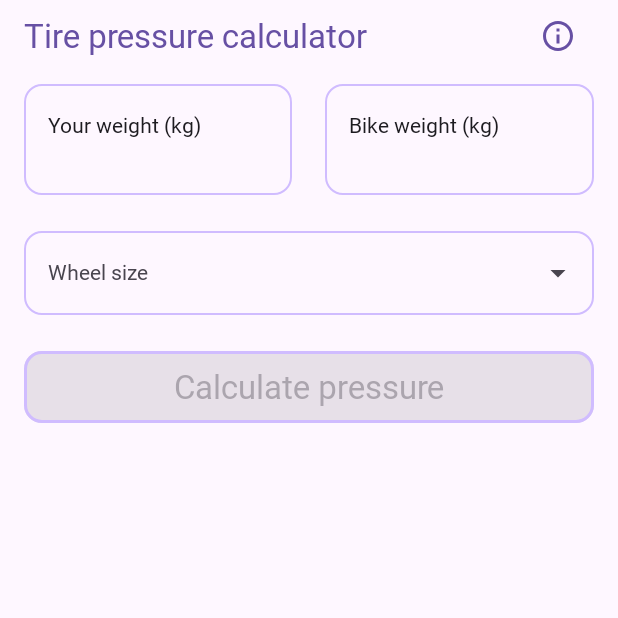
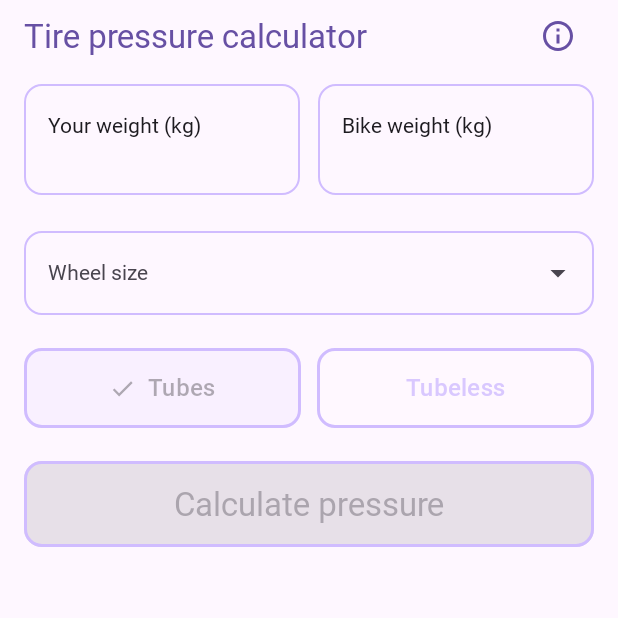
Before and after one commit to filin2hat/BikeCalc, an Android app built with Jetpack Compose: the screen it shows after launch (MainActivity), on a phone screen of 412 x 824 dp, the top half of it. Run offline under Robolectric (Android 15) with nearby library versions, the phone set to English and light mode, and no system bars; our stand-ins replace Dagger/Hilt's generated code.

Commit message:
Реализация расчета для полес с камерой / без камеры.

```diff
--- /dev/null
+++ b/app/src/main/kotlin/dev/filinhat/bikecalc/common/enums/tube/TubeType.kt
@@ -0,0 +1,6 @@
+package dev.filinhat.bikecalc.common.enums.tube
+
+enum class TubeType {
+    TUBES,
+    TUBELESS,
+}
--- /dev/null
+++ b/app/src/main/kotlin/dev/filinhat/bikecalc/data/model/PressureCalcResult.kt
@@ -0,0 +1,16 @@
+package dev.filinhat.bikecalc.data.model
+
+/**
+ * Результат расчета давления велосипеда
+ *
+ * @property tubesFront давление переднего колёса с камерой
+ * @property tubesRear давление заднего колёса с камерой
+ * @property tubelessFront давление переднего колёса без камеры
+ * @property tubelessRear давление заднего колёса без камеры
+ */
+data class PressureCalcResult(
+    val tubesFront: Double = 0.0,
+    val tubesRear: Double = 0.0,
+    val tubelessFront: Double = 0.0,
+    val tubelessRear: Double = 0.0,
+)
--- a/app/src/main/kotlin/dev/filinhat/bikecalc/data/repository/PressureCalcRepository.kt
+++ b/app/src/main/kotlin/dev/filinhat/bikecalc/data/repository/PressureCalcRepository.kt
@@ -2,6 +2,7 @@ package dev.filinhat.bikecalc.data.repository
 
 import dev.filinhat.bikecalc.common.enums.tire.TireSize
 import dev.filinhat.bikecalc.common.enums.wheel.WheelSize
+import dev.filinhat.bikecalc.data.model.PressureCalcResult
 import kotlinx.coroutines.flow.Flow
 
 /**
@@ -13,5 +14,5 @@ interface PressureCalcRepository {
         bikeWeight: Double,
         wheelSize: WheelSize,
         tireSize: TireSize,
-    ): Flow<Pair<Double, Double>>
+    ): Flow<PressureCalcResult>
 }
--- a/app/src/main/kotlin/dev/filinhat/bikecalc/presentation/screen/pressure/PressureCalculatorScreen.kt
+++ b/app/src/main/kotlin/dev/filinhat/bikecalc/presentation/screen/pressure/PressureCalculatorScreen.kt
@@ -5,7 +5,6 @@ import android.widget.Toast
 import androidx.compose.animation.AnimatedVisibility
 import androidx.compose.animation.expandVertically
 import androidx.compose.animation.shrinkVertically
-import androidx.compose.foundation.BorderStroke
 import androidx.compose.foundation.background
 import androidx.compose.foundation.layout.Arrangement
 import androidx.compose.foundation.layout.Box
@@ -14,15 +13,12 @@ import androidx.compose.foundation.layout.Row
 import androidx.compose.foundation.layout.Spacer
 import androidx.compose.foundation.layout.fillMaxSize
 import androidx.compose.foundation.layout.fillMaxWidth
-import androidx.compose.foundation.layout.height
 import androidx.compose.foundation.layout.padding
 import androidx.compose.foundation.layout.size
 import androidx.compose.foundation.text.KeyboardOptions
 import androidx.compose.material.icons.Icons
 import androidx.compose.material.icons.filled.Info
 import androidx.compose.material.icons.outlined.Info
-import androidx.compose.material3.Button
-import androidx.compose.material3.ButtonDefaults
 import androidx.compose.material3.CircularProgressIndicator
 import androidx.compose.material3.Icon
 import androidx.compose.material3.IconButton
@@ -57,11 +53,15 @@ import dev.filinhat.bikecalc.common.enums.tire.TireSize26Inches
 import dev.filinhat.bikecalc.common.enums.tire.TireSize275Inches
 import dev.filinhat.bikecalc.common.enums.tire.TireSize28Inches
 import dev.filinhat.bikecalc.common.enums.tire.TireSize29Inches
+import dev.filinhat.bikecalc.common.enums.tube.TubeType
 import dev.filinhat.bikecalc.common.enums.wheel.Wheel
 import dev.filinhat.bikecalc.common.enums.wheel.WheelSize
+import dev.filinhat.bikecalc.data.model.PressureCalcResult
 import dev.filinhat.bikecalc.presentation.ui.kit.common.DropdownMenu
 import dev.filinhat.bikecalc.presentation.ui.kit.common.InfoDialog
+import dev.filinhat.bikecalc.presentation.ui.kit.pressure.CalculatePressureButton
 import dev.filinhat.bikecalc.presentation.ui.kit.pressure.PressureCard
+import dev.filinhat.bikecalc.presentation.ui.kit.pressure.TubeTypeChangeButton
 import dev.filinhat.bikecalc.presentation.ui.theme.ApplicationTheme
 import dev.filinhat.bikecalc.presentation.util.validateBikeWeight
 import dev.filinhat.bikecalc.presentation.util.validateUserWeight
@@ -117,6 +117,8 @@ private fun PressureCalculatorScreen(
     var expandedTireSize by rememberSaveable { mutableStateOf(false) }
     var expandedCalcResult by rememberSaveable { mutableStateOf(false) }
     var openInfoDialog by remember { mutableStateOf(false) }
+
+    var selectedTubeType by rememberSaveable { mutableStateOf(TubeType.TUBES) }
 
     when (uiState) {
         UiState.Loading -> {
@@ -194,20 +196,29 @@ private fun PressureCalculatorScreen(
                                 .fillMaxWidth(),
                     ) {
                         PressureCard(
-                            value = uiState.result.first,
+                            value =
+                                when (selectedTubeType) {
+                                    TubeType.TUBES -> uiState.result.tubesFront
+                                    TubeType.TUBELESS -> uiState.result.tubelessFront
+                                },
                             wheel = Wheel.Front,
                         )
                         Spacer(modifier = Modifier.size(18.dp))
 
                         PressureCard(
-                            value = uiState.result.second,
+                            value =
+                                when (selectedTubeType) {
+                                    TubeType.TUBES -> uiState.result.tubesRear
+                                    TubeType.TUBELESS -> uiState.result.tubelessRear
+                                },
                             wheel = Wheel.Rear,
                         )
                     }
                 }
                 Row(
-                    modifier = Modifier.fillMaxSize(),
-                    horizontalArrangement = Arrangement.SpaceBetween,
+                    modifier =
+                        Modifier.fillMaxSize(),
+                    horizontalArrangement = Arrangement.spacedBy(12.dp),
                     verticalAlignment = Alignment.Top,
                 ) {
                     OutlinedTextField(
@@ -258,9 +269,6 @@ private fun PressureCalculatorScreen(
                             }
                         },
                     )
-
-                    Spacer(modifier = Modifier.size(22.dp))
-
                     OutlinedTextField(
                         value = bikeWeight,
                         onValueChange = {
@@ -325,7 +333,10 @@ private fun PressureCalculatorScreen(
                     items = WheelSize.entries.toPersistentList(),
                     value = wheelSize,
                     itemLabel = { it?.nameSize },
-                    modifier = Modifier.fillMaxWidth(),
+                    modifier =
+                        Modifier
+                            .padding(bottom = 22.dp)
+                            .fillMaxWidth(),
                 )
 
                 AnimatedVisibility(
@@ -352,24 +363,41 @@ private fun PressureCalculatorScreen(
                         itemLabel = { it?.nameSize },
                         modifier =
                             Modifier
-                                .padding(top = 18.dp)
+                                .padding(bottom = 22.dp)
                                 .fillMaxWidth(),
                     )
                 }
-
-                Button(
-                    shape = MaterialTheme.shapes.medium,
-                    border =
-                        BorderStroke(
-                            width = 2.dp,
-                            color = MaterialTheme.colorScheme.inversePrimary,
-                        ),
+                TubeTypeChangeButton(
                     onClick = {
                         onCalcPressure(
                             bikeWeight.toDouble(),
                             riderWeight.toDouble(),
-                            wheelSize ?: return@Button,
-                            tireSize ?: return@Button,
+                            wheelSize ?: return@TubeTypeChangeButton,
+                            tireSize ?: return@TubeTypeChangeButton,
+                        )
+                        keyboardController?.hide()
+                        focusManager.clearFocus()
+                    },
+                    onTypeChange = { selectedTubeType = it },
+                    enabled =
+                        validateIfEmpty(
+                            wrongRiderWeight,
+                            wrongBikeWeight,
+                            wheelSize,
+                            tireSize,
+                            riderWeight,
+                            bikeWeight,
+                        ),
+                    selectedType = selectedTubeType,
+                )
+
+                CalculatePressureButton(
+                    onClick = {
+                        onCalcPressure(
+                            bikeWeight.toDouble(),
+                            riderWeight.toDouble(),
+                            wheelSize ?: return@CalculatePressureButton,
+                            tireSize ?: return@CalculatePressureButton,
                         )
                         keyboardController?.hide()
                         focusManager.clearFocus()
@@ -384,22 +412,7 @@ private fun PressureCalculatorScreen(
                             riderWeight,
                             bikeWeight,
                         ),
-                    modifier =
-                        Modifier
-                            .fillMaxWidth()
-                            .height(90.dp)
-                            .padding(bottom = 18.dp, top = 24.dp),
-                    colors =
-                        ButtonDefaults.buttonColors(
-                            containerColor = MaterialTheme.colorScheme.primaryContainer,
-                            contentColor = MaterialTheme.colorScheme.scrim,
-                        ),
-                ) {
-                    Text(
-                        text = stringResource(R.string.calculate_pressure),
-                        style = MaterialTheme.typography.titleLarge,
-                    )
-                }
+                )
             }
         }
     }
@@ -427,7 +440,13 @@ private fun PressureCalculatorScreenPreview() {
         PressureCalculatorScreen(
             uiState =
                 UiState.Success(
-                    result = Pair(4.0, 4.2),
+                    result =
+                        PressureCalcResult(
+                            tubesFront = 0.0,
+                            tubesRear = 0.0,
+                            tubelessFront = 0.0,
+                            tubelessRear = 0.0,
+                        ),
                 ),
             onCalcPressure = { _, _, _, _ -> },
             modifier = Modifier,
--- a/app/src/main/kotlin/dev/filinhat/bikecalc/presentation/screen/pressure/PressureCalculatorViewModel.kt
+++ b/app/src/main/kotlin/dev/filinhat/bikecalc/presentation/screen/pressure/PressureCalculatorViewModel.kt
@@ -5,6 +5,7 @@ import androidx.lifecycle.viewModelScope
 import dagger.hilt.android.lifecycle.HiltViewModel
 import dev.filinhat.bikecalc.common.enums.tire.TireSize
 import dev.filinhat.bikecalc.common.enums.wheel.WheelSize
+import dev.filinhat.bikecalc.data.model.PressureCalcResult
 import dev.filinhat.bikecalc.data.repository.PressureCalcRepository
 import dev.filinhat.bikecalc.presentation.util.BaseViewModel
 import kotlinx.coroutines.flow.MutableStateFlow
@@ -25,7 +26,7 @@ class PressureCalculatorViewModel
         private val repository: PressureCalcRepository,
     ) : ViewModel(),
         BaseViewModel<UiState, UiEvent> {
-        private val _uiState = MutableStateFlow<UiState>(UiState.Success(0.0 to 0.0))
+        private val _uiState = MutableStateFlow<UiState>(UiState.Success(PressureCalcResult()))
         override val uiState =
             _uiState
                 .asStateFlow()
--- a/app/src/main/kotlin/dev/filinhat/bikecalc/presentation/screen/pressure/UiState.kt
+++ b/app/src/main/kotlin/dev/filinhat/bikecalc/presentation/screen/pressure/UiState.kt
@@ -1,4 +1,6 @@
 package dev.filinhat.bikecalc.presentation.screen.pressure
+
+import dev.filinhat.bikecalc.data.model.PressureCalcResult
 
 /**
  * Определяет состояния UI, которые может принимать ViewModel.
@@ -24,6 +26,6 @@ sealed interface UiState {
      * @param result Результат расчета давления
      */
     data class Success(
-        val result: Pair<Double, Double>,
+        val result: PressureCalcResult,
     ) : UiState
 }
--- /dev/null
+++ b/app/src/main/kotlin/dev/filinhat/bikecalc/presentation/ui/kit/pressure/CalculatePressureButton.kt
@@ -0,0 +1,61 @@
+package dev.filinhat.bikecalc.presentation.ui.kit.pressure
+
+import androidx.compose.foundation.BorderStroke
+import androidx.compose.foundation.layout.fillMaxWidth
+import androidx.compose.foundation.layout.height
+import androidx.compose.foundation.layout.padding
+import androidx.compose.material3.Button
+import androidx.compose.material3.ButtonDefaults
+import androidx.compose.material3.MaterialTheme
+import androidx.compose.material3.Text
+import androidx.compose.runtime.Composable
+import androidx.compose.ui.Modifier
+import androidx.compose.ui.res.stringResource
+import androidx.compose.ui.tooling.preview.Preview
+import androidx.compose.ui.unit.dp
+import dev.filinhat.bikecalc.R
+import dev.filinhat.bikecalc.presentation.ui.theme.ApplicationTheme
+
+@Composable
+fun CalculatePressureButton(
+    onClick: () -> Unit,
+    enabled: Boolean,
+    modifier: Modifier = Modifier,
+) {
+    Button(
+        onClick = onClick,
+        enabled = enabled,
+        shape = MaterialTheme.shapes.medium,
+        border =
+            BorderStroke(
+                width = 2.dp,
+                color = MaterialTheme.colorScheme.inversePrimary,
+            ),
+        modifier =
+            modifier
+                .fillMaxWidth()
+                .height(75.dp)
+                .padding(bottom = 18.dp),
+        colors =
+            ButtonDefaults.buttonColors(
+                containerColor = MaterialTheme.colorScheme.primaryContainer,
+                contentColor = MaterialTheme.colorScheme.scrim,
+            ),
+    ) {
+        Text(
+            text = stringResource(R.string.calculate_pressure),
+            style = MaterialTheme.typography.titleLarge,
+        )
+    }
+}
+
+@Preview
+@Composable
+private fun CalculatePressureButtonPreview() {
+    ApplicationTheme {
+        CalculatePressureButton(
+            onClick = { /*TODO*/ },
+            enabled = true,
+        )
+    }
+}
--- /dev/null
+++ b/app/src/main/kotlin/dev/filinhat/bikecalc/presentation/ui/kit/pressure/TubeTypeChangeButton.kt
@@ -0,0 +1,157 @@
+package dev.filinhat.bikecalc.presentation.ui.kit.pressure
+
+import android.content.res.Configuration
+import androidx.compose.foundation.BorderStroke
+import androidx.compose.foundation.layout.Spacer
+import androidx.compose.foundation.layout.fillMaxWidth
+import androidx.compose.foundation.layout.height
+import androidx.compose.foundation.layout.padding
+import androidx.compose.foundation.layout.width
+import androidx.compose.material3.MaterialTheme
+import androidx.compose.material3.SegmentedButton
+import androidx.compose.material3.SegmentedButtonDefaults
+import androidx.compose.material3.SingleChoiceSegmentedButtonRow
+import androidx.compose.material3.Text
+import androidx.compose.runtime.Composable
+import androidx.compose.runtime.getValue
+import androidx.compose.runtime.mutableIntStateOf
+import androidx.compose.runtime.mutableStateOf
+import androidx.compose.runtime.remember
+import androidx.compose.runtime.setValue
+import androidx.compose.ui.Modifier
+import androidx.compose.ui.res.stringResource
+import androidx.compose.ui.tooling.preview.Preview
+import androidx.compose.ui.unit.dp
+import dev.filinhat.bikecalc.R
+import dev.filinhat.bikecalc.common.enums.tube.TubeType
+import dev.filinhat.bikecalc.presentation.ui.theme.ApplicationTheme
+
+@Composable
+fun TubeTypeChangeButton(
+    onClick: () -> Unit,
+    onTypeChange: (TubeType) -> Unit,
+    enabled: Boolean,
+    selectedType: TubeType,
+    modifier: Modifier = Modifier,
+) {
+    var selectType by remember { mutableStateOf(selectedType) }
+    var selectedIndex by remember { mutableIntStateOf(0) }
+    val items =
+        listOf(
+            stringResource(R.string.tubes),
+            stringResource(R.string.tubeless),
+        )
+
+    SingleChoiceSegmentedButtonRow(
+        modifier = modifier.fillMaxWidth(),
+    ) {
+        items.forEachIndexed { index, label ->
+            SegmentedButton(
+                enabled = enabled,
+                shape = MaterialTheme.shapes.medium,
+                border =
+                    BorderStroke(
+                        width = 2.dp,
+                        color = MaterialTheme.colorScheme.inversePrimary,
+                    ),
+                colors =
+                    SegmentedButtonDefaults.colors(
+                        activeContainerColor = MaterialTheme.colorScheme.primaryContainer,
+                        activeContentColor = MaterialTheme.colorScheme.scrim,
+                        inactiveContainerColor = MaterialTheme.colorScheme.background,
+                        inactiveContentColor = MaterialTheme.colorScheme.primary,
+                        disabledActiveContainerColor =
+                            MaterialTheme.colorScheme.primaryContainer.copy(
+                                alpha = 0.3f,
+                            ),
+                        disabledInactiveContainerColor =
+                            MaterialTheme.colorScheme.background.copy(
+                                alpha = 0.4f,
+                            ),
+                        disabledActiveContentColor = MaterialTheme.colorScheme.scrim.copy(alpha = 0.3f),
+                        disabledInactiveContentColor =
+                            MaterialTheme.colorScheme.inversePrimary.copy(
+                                alpha = 0.8f,
+                            ),
+                    ),
+                onClick = {
+                    onClick()
+                    selectedIndex = index
+                    selectType =
+                        when (index) {
+                            0 -> TubeType.TUBES
+                            else -> TubeType.TUBELESS
+                        }
+                    onTypeChange(selectType)
+                },
+                selected = index == selectedIndex,
+                label = {
+                    Text(
+                        text = label,
+                        style = MaterialTheme.typography.titleMedium,
+                    )
+                },
+                modifier =
+                    Modifier
+                        .fillMaxWidth()
+                        .height(75.dp)
+                        .padding(bottom = 22.dp),
+            )
+            if (index != items.lastIndex) {
+                Spacer(modifier = Modifier.width(12.dp))
+            }
+        }
+    }
+}
+
+@Preview(uiMode = Configuration.UI_MODE_NIGHT_YES)
+@Composable
+private fun CalcSegmentedButtonEnabledDarkPreview() {
+    ApplicationTheme {
+        TubeTypeChangeButton(
+            onClick = { /*TODO*/ },
+            onTypeChange = { /*TODO*/ },
+            enabled = true,
+            selectedType = TubeType.TUBES,
+        )
+    }
+}
+
+@Preview(uiMode = Configuration.UI_MODE_NIGHT_YES)
+@Composable
+private fun CalcSegmentedButtonDisabledDarkPreview() {
+    ApplicationTheme {
+        TubeTypeChangeButton(
+            onClick = { /*TODO*/ },
+            onTypeChange = { /*TODO*/ },
+            enabled = false,
+            selectedType = TubeType.TUBES,
+        )
+    }
+}
+
+@Preview(uiMode = Configuration.UI_MODE_NIGHT_NO)
+@Composable
+private fun CalcSegmentedButtonEnabledLightPreview() {
+    ApplicationTheme {
+        TubeTypeChangeButton(
+            onClick = { /*TODO*/ },
+            onTypeChange = { /*TODO*/ },
+            enabled = true,
+            selectedType = TubeType.TUBES,
+        )
+    }
+}
+
+@Preview(uiMode = Configuration.UI_MODE_NIGHT_NO)
+@Composable
+private fun CalcSegmentedButtonDisabledLightPreview() {
+    ApplicationTheme {
+        TubeTypeChangeButton(
+            onClick = { /*TODO*/ },
+            onTypeChange = { /*TODO*/ },
+            enabled = false,
+            selectedType = TubeType.TUBES,
+        )
+    }
+}
--- a/app/src/main/res/values/strings.xml
+++ b/app/src/main/res/values/strings.xml
@@ -6,6 +6,8 @@
     <string name="wheel_size">Wheel size</string>
     <string name="tire_size">Tire size</string>
     <string name="calculate_pressure">Calculate pressure</string>
+    <string name="tubes">Tubes</string>
+    <string name="tubeless">Tubeless</string>
     <string name="app_bar_title">Tire pressure calculator</string>
     <string name="front_wheel_pressure">Front wheel pressure:</string>
     <string name="rear_wheel_pressure">Rear wheel pressure:</string>
```
Also changed, not shown: app/src/main/kotlin/dev/filinhat/bikecalc/data/repository/PressureCalcRepositoryImpl.kt (+16 -4 lines), 1 other file.
